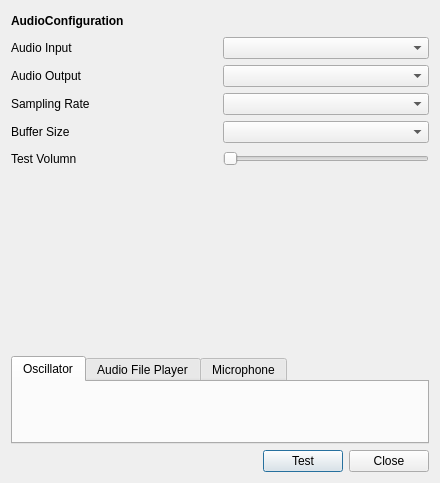
Qt form audiopreferencedialog.ui (Bariyard/AudioIOTester) before a commit.
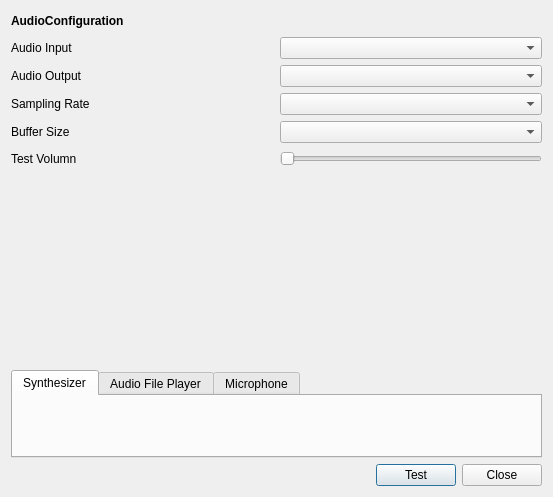
The same form after that commit. The open tabs and pages were chosen to show the change.

Commit message: add oscilator2 for synthesizer

```diff
--- a/audiopreferencedialog.ui
+++ b/audiopreferencedialog.ui
@@ -6,8 +6,8 @@
    <rect>
     <x>0</x>
     <y>0</y>
-    <width>440</width>
-    <height>483</height>
+    <width>553</width>
+    <height>497</height>
    </rect>
   </property>
   <property name="mouseTracking">
@@ -182,7 +182,7 @@
          </sizepolicy>
         </property>
         <attribute name="title">
-         <string>Oscillator</string>
+         <string>Synthesizer</string>
         </attribute>
         <layout class="QGridLayout" name="gridLayout_2">
          <property name="leftMargin">
```
Left out of the diff: 2 changed lines with no effect on the pictures. The commit also changes 3 other files.
